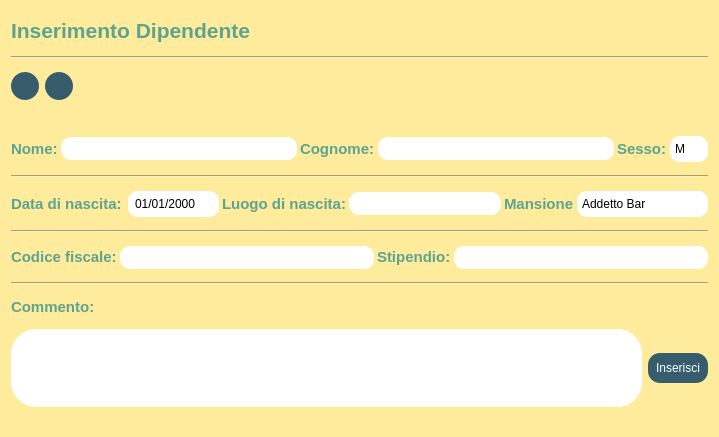
Before: the Qt Designer form dipendente/ListaDipendente/view/InserisciDipendente.ui in StracciaMatteo/GestioneCinema, drawn with Qt 5.
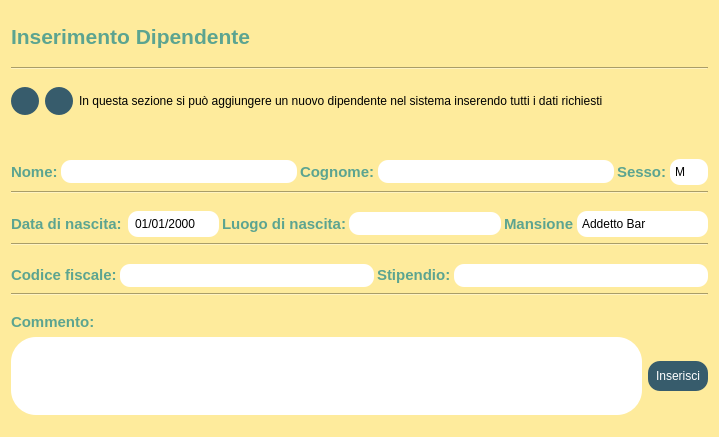
After: the same form once the commit is applied. Icons and pictures are not drawn.

Diff of the .ui file:
```diff
--- a/dipendente/ListaDipendente/view/InserisciDipendente.ui
+++ b/dipendente/ListaDipendente/view/InserisciDipendente.ui
@@ -33,6 +33,18 @@
        <verstretch>0</verstretch>
       </sizepolicy>
      </property>
+     <property name="minimumSize">
+      <size>
+       <width>0</width>
+       <height>50</height>
+      </size>
+     </property>
+     <property name="maximumSize">
+      <size>
+       <width>16777215</width>
+       <height>50</height>
+      </size>
+     </property>
      <property name="font">
       <font>
        <pointsize>16</pointsize>
@@ -71,6 +83,12 @@
          <verstretch>0</verstretch>
         </sizepolicy>
        </property>
+       <property name="maximumSize">
+        <size>
+         <width>28</width>
+         <height>28</height>
+        </size>
+       </property>
        <property name="styleSheet">
         <string notr="true">QPushButton{
  border-radius: 14px;
@@ -107,7 +125,7 @@
        </property>
       </widget>
      </item>
-     <item alignment="Qt::AlignLeft">
+     <item>
       <widget class="QPushButton" name="btn_Home">
        <property name="sizePolicy">
         <sizepolicy hsizetype="Fixed" vsizetype="Fixed">
@@ -115,6 +133,12 @@
          <verstretch>0</verstretch>
         </sizepolicy>
        </property>
+       <property name="maximumSize">
+        <size>
+         <width>28</width>
+         <height>28</height>
+        </size>
+       </property>
        <property name="styleSheet">
         <string notr="true">QPushButton{
  border-radius: 14px;
@@ -152,20 +176,39 @@
       </widget>
      </item>
      <item>
-      <spacer name="horizontalSpacer_2">
-       <property name="orientation">
-        <enum>Qt::Horizontal</enum>
+      <widget class="QLabel" name="label_6">
+       <property name="minimumSize">
+        <size>
+         <width>0</width>
+         <height>50</height>
+        </size>
        </property>
-       <property name="sizeHint" stdset="0">
+       <property name="maximumSize">
         <size>
-         <width>40</width>
-         <height>20</height>
+         <width>16777215</width>
+         <height>50</height>
         </size>
        </property>
-      </spacer>
+       <property name="text">
+        <string>In questa sezione si può aggiungere un nuovo dipendente nel sistema inserendo tutti i dati richiesti</string>
+       </property>
+      </widget>
      </item>
     </layout>
    </item>
+   <item>
+    <spacer name="verticalSpacer">
+     <property name="orientation">
+      <enum>Qt::Vertical</enum>
+     </property>
+     <property name="sizeHint" stdset="0">
+      <size>
+       <width>20</width>
+       <height>40</height>
+      </size>
+     </property>
+    </spacer>
+   </item>
    <item>
     <widget class="QLabel" name="error">
      <property name="sizePolicy">
@@ -398,6 +441,19 @@
      </property>
     </widget>
    </item>
+   <item>
+    <spacer name="verticalSpacer_2">
+     <property name="orientation">
+      <enum>Qt::Vertical</enum>
+     </property>
+     <property name="sizeHint" stdset="0">
+      <size>
+       <width>20</width>
+       <height>40</height>
+      </size>
+     </property>
+    </spacer>
+   </item>
    <item>
     <layout class="QHBoxLayout" name="horizontalLayout_3">
      <property name="spacing">
@@ -654,6 +710,19 @@
      </property>
     </widget>
    </item>
+   <item>
+    <spacer name="verticalSpacer_3">
+     <property name="orientation">
+      <enum>Qt::Vertical</enum>
+     </property>
+     <property name="sizeHint" stdset="0">
+      <size>
+       <width>20</width>
+       <height>40</height>
+      </size>
+     </property>
+    </spacer>
+   </item>
    <item>
     <layout class="QHBoxLayout" name="horizontalLayout_5">
      <property name="spacing">
@@ -738,6 +807,19 @@
      </property>
     </widget>
    </item>
+   <item>
+    <spacer name="verticalSpacer_4">
+     <property name="orientation">
+      <enum>Qt::Vertical</enum>
+     </property>
+     <property name="sizeHint" stdset="0">
+      <size>
+       <width>20</width>
+       <height>40</height>
+      </size>
+     </property>
+    </spacer>
+   </item>
    <item>
     <widget class="QLabel" name="label_10">
      <property name="sizePolicy">
@@ -829,6 +911,19 @@
      </item>
     </layout>
    </item>
+   <item>
+    <spacer name="verticalSpacer_5">
+     <property name="orientation">
+      <enum>Qt::Vertical</enum>
+     </property>
+     <property name="sizeHint" stdset="0">
+      <size>
+       <width>20</width>
+       <height>40</height>
+      </size>
+     </property>
+    </spacer>
+   </item>
   </layout>
  </widget>
  <resources/>
```
